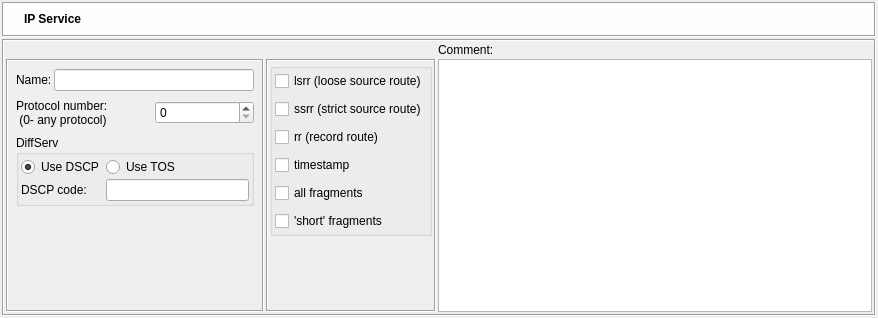
fwbuilder/fwbuilder, file src/gui/ipservicedialog_q.ui: the form before one commit.
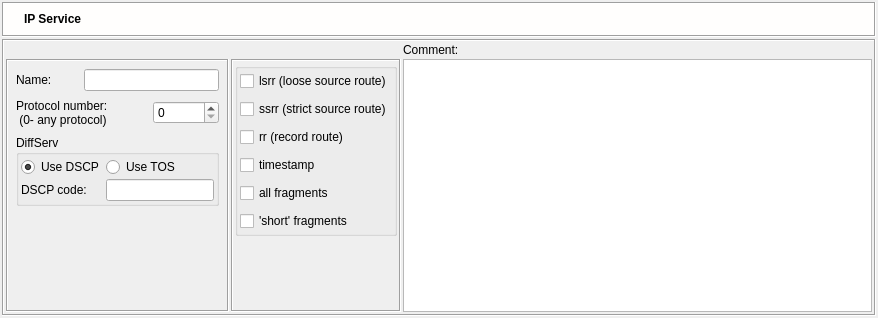
The form after the commit. Icons and pictures are not drawn.

What changed in the file:
```diff
--- a/src/gui/ipservicedialog_q.ui
+++ b/src/gui/ipservicedialog_q.ui
@@ -277,7 +277,7 @@
             <widget class="QLineEdit" name="obj_name" >
              <property name="minimumSize" >
               <size>
-               <width>200</width>
+               <width>0</width>
                <height>0</height>
               </size>
              </property>
```
